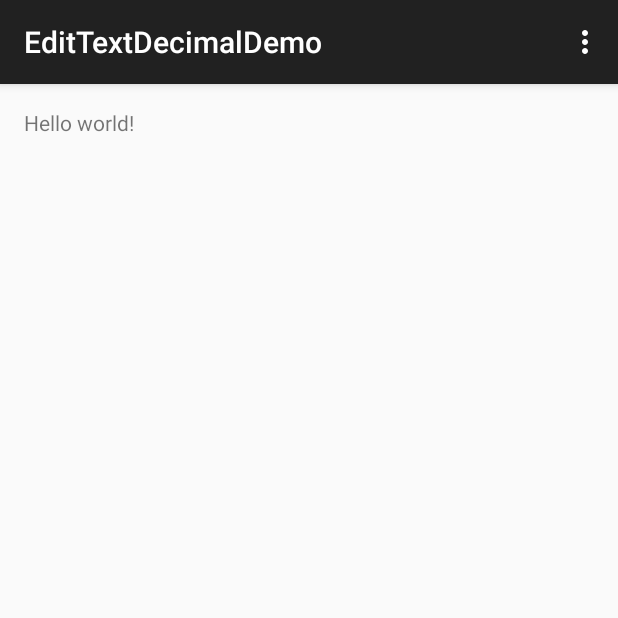
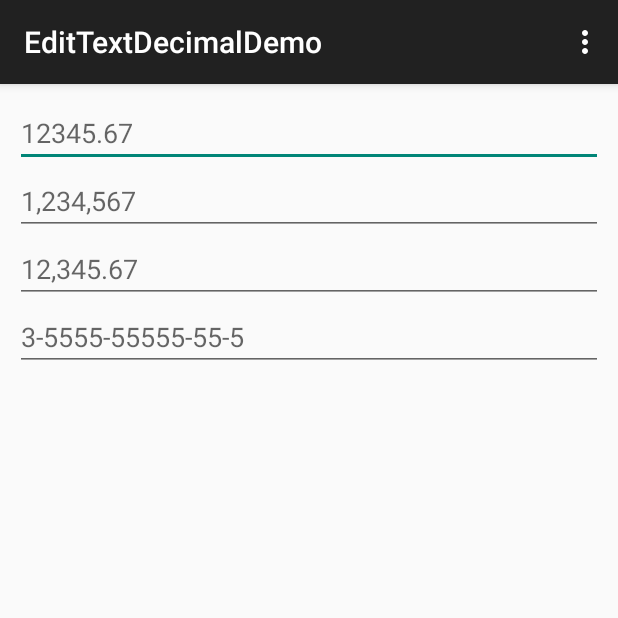
Before and after one commit to lordgift/EditTextDecimal, an Android app: the screen it shows after launch (MainActivity), on a phone screen of 412 x 824 dp, the top half of it. Run offline under Robolectric (Android 15) with nearby library versions, the phone set to English and light mode, and no system bars.

Commit message:
view sample

```diff
--- a/EditTextDecimalDemo/app/src/main/java/th/in/lordgift/edittextdecimaldemo/widget/EditTextCard.java
+++ b/EditTextDecimalDemo/app/src/main/java/th/in/lordgift/edittextdecimaldemo/widget/EditTextCard.java
@@ -10,7 +10,6 @@ import android.text.TextUtils;
 import android.text.TextWatcher;
 import android.util.AttributeSet;
 import android.widget.EditText;
-import android.widget.Toast;
 
 import th.in.lordgift.edittextdecimaldemo.R;
 
@@ -25,7 +24,8 @@ public class EditTextCard extends EditText implements TextWatcher, InputFilter {
     private boolean isFired = false;
     private int cardType;
 
-    public static final int CARDTYPE_IDCARD = 0;
+    public static final int CARDTYPE_OTHER = 0;
+    public static final int CARDTYPE_IDCARD = 1;
 
 
     public EditTextCard(Context context) {
@@ -108,12 +108,15 @@ public class EditTextCard extends EditText implements TextWatcher, InputFilter {
                 case CARDTYPE_IDCARD:
                     String removedHyphen = getText().toString().replaceAll("-", "");
                     if (count == 1 && removedHyphen.length() == 13 && !Utils.checkPID(removedHyphen)) {
-                        Toast.makeText(getContext(), "Invalid Id-Card", Toast.LENGTH_LONG).show();
+                        this.setTextColor( getResources().getColor(android.R.color.holo_red_light) );
+//                        Toast.makeText(getContext(), "Invalid Id-Card", Toast.LENGTH_LONG).show();
+                    } else {
+                        this.setTextColor( getResources().getColor(android.R.color.black) );
                     }
                     setText(Utils.insertIdCardHyphen(removedHyphen));
                     break;
 
-                //TODO add cardType here
+                //TODO add cardType (enum) here
             }
         } else {
             isFired = false;
--- a/EditTextDecimalDemo/app/src/main/java/th/in/lordgift/edittextdecimaldemo/widget/EditTextDecimalComma.java
+++ b/EditTextDecimalDemo/app/src/main/java/th/in/lordgift/edittextdecimaldemo/widget/EditTextDecimalComma.java
@@ -11,8 +11,6 @@ import android.text.TextWatcher;
 import android.util.AttributeSet;
 import android.util.Log;
 import android.widget.EditText;
-
-import com.cdgs.dlpw.utils.Utils;
 
 import th.in.lordgift.edittextdecimaldemo.R;
 
--- a/EditTextDecimalDemo/app/src/main/res/layout/activity_main.xml
+++ b/EditTextDecimalDemo/app/src/main/res/layout/activity_main.xml
@@ -1,11 +1,42 @@
-<RelativeLayout xmlns:android="http://schemas.android.com/apk/res/android"
-    xmlns:tools="http://schemas.android.com/tools" android:layout_width="match_parent"
-    android:layout_height="match_parent" android:paddingLeft="@dimen/activity_horizontal_margin"
-    android:paddingRight="@dimen/activity_horizontal_margin"
-    android:paddingTop="@dimen/activity_vertical_margin"
-    android:paddingBottom="@dimen/activity_vertical_margin" tools:context=".MainActivity">
+<LinearLayout xmlns:android="http://schemas.android.com/apk/res/android"
+    xmlns:app="http://schemas.android.com/apk/res-auto"
+    xmlns:tools="http://schemas.android.com/tools"
+    android:layout_width="match_parent"
+    android:layout_height="match_parent"
+    android:orientation="vertical"
+    android:padding="10dp"
+    android:dividerPadding="70dp"
+    tools:context=".MainActivity">
 
-    <TextView android:text="@string/hello_world" android:layout_width="wrap_content"
-        android:layout_height="wrap_content" />
+    <th.in.lordgift.edittextdecimaldemo.widget.EditTextDecimal
+        android:id="@+id/editText"
+        android:layout_width="match_parent"
+        android:layout_height="wrap_content"
+        android:hint="12345.67"
+        app:precision="10"
+        app:scale="2" />
 
-</RelativeLayout>
+    <th.in.lordgift.edittextdecimaldemo.widget.EditTextIntegerComma
+        android:id="@+id/editText3"
+        android:layout_width="match_parent"
+        android:layout_height="wrap_content"
+        android:hint="1,234,567"
+        app:numberLength="10" />
+
+    <th.in.lordgift.edittextdecimaldemo.widget.EditTextDecimalComma
+        android:id="@+id/editText2"
+        android:layout_width="match_parent"
+        android:layout_height="wrap_content"
+        android:hint="12,345.67"
+        app:precision="10"
+        app:scale="2" />
+
+
+    <th.in.lordgift.edittextdecimaldemo.widget.EditTextCard
+        android:id="@+id/editText4"
+        android:layout_width="match_parent"
+        android:layout_height="wrap_content"
+        android:hint="3-5555-55555-55-5"
+        app:cardType="idCard" />
+
+</LinearLayout>
--- a/EditTextDecimalDemo/app/src/main/res/values/attrs.xml
+++ b/EditTextDecimalDemo/app/src/main/res/values/attrs.xml
@@ -17,9 +17,10 @@
 
     <declare-styleable name="EditTextCard">
         <attr name="cardType" format="enum">
+            <enum name="other" value="0"/>
             <enum name="idCard" value="1"/>
-            <enum name="other" value="1"/>
-            <!-- TODO add cardType here -->
+
+            <!-- TODO add cardType (enum) here -->
 
         </attr>
     </declare-styleable>
```
